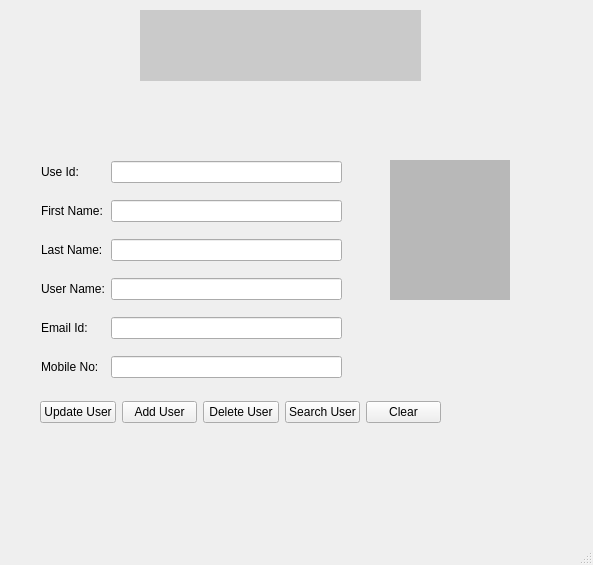
Old version of the form ui/UiAdminPage.ui in the repository sanket1211996/HawkEye.
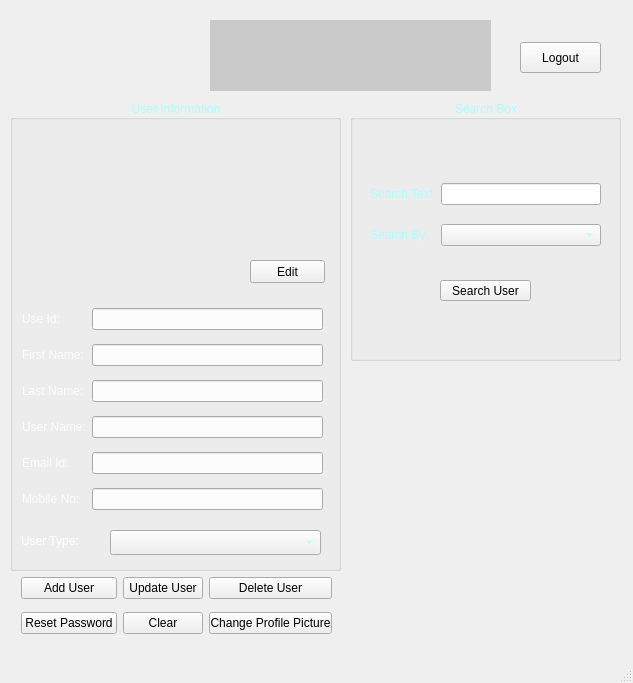
New version of the form. Icons and pictures are not drawn.

Commit message: userpage page 1 changed adminpage all function working only user type combobox code remaining. alert message code added and working.

```diff
--- a/ui/UiAdminPage.ui
+++ b/ui/UiAdminPage.ui
@@ -6,10 +6,16 @@
    <rect>
     <x>0</x>
     <y>0</y>
-    <width>593</width>
-    <height>565</height>
+    <width>633</width>
+    <height>683</height>
    </rect>
   </property>
+  <property name="sizePolicy">
+   <sizepolicy hsizetype="Preferred" vsizetype="Preferred">
+    <horstretch>0</horstretch>
+    <verstretch>0</verstretch>
+   </sizepolicy>
+  </property>
   <property name="windowTitle">
    <string>MainWindow</string>
   </property>
@@ -17,17 +23,30 @@
    <string notr="true"/>
   </property>
   <widget class="QWidget" name="centralwidget">
+   <property name="sizePolicy">
+    <sizepolicy hsizetype="Preferred" vsizetype="Preferred">
+     <horstretch>0</horstretch>
+     <verstretch>0</verstretch>
+    </sizepolicy>
+   </property>
    <property name="styleSheet">
     <string notr="true">QWidget#centralwidget{
 	background-image: url(:/bgi/images/greyMetal.jpg);
 
-}</string>
+}
+
+QLabel{
+	color: rgb(255, 255, 255);
+font: 75 12pt &quot;MS Shell Dlg 2&quot;;
+}
+
+</string>
    </property>
    <widget class="QLabel" name="label_logo">
     <property name="geometry">
      <rect>
-      <x>140</x>
-      <y>10</y>
+      <x>210</x>
+      <y>20</y>
       <width>281</width>
       <height>71</height>
      </rect>
@@ -43,29 +62,230 @@
    <widget class="QLabel" name="label_propic_img">
     <property name="geometry">
      <rect>
-      <x>390</x>
-      <y>160</y>
+      <x>110</x>
+      <y>130</y>
       <width>120</width>
       <height>140</height>
      </rect>
     </property>
+    <property name="sizePolicy">
+     <sizepolicy hsizetype="Preferred" vsizetype="Preferred">
+      <horstretch>0</horstretch>
+      <verstretch>0</verstretch>
+     </sizepolicy>
+    </property>
     <property name="styleSheet">
-     <string notr="true">background-color: rgb(184, 184, 184);</string>
+     <string notr="true">background-image: url(:/icon/images/profilePicture.png);</string>
     </property>
     <property name="text">
      <string/>
     </property>
    </widget>
+   <widget class="QGroupBox" name="groupBox_SearchBox">
+    <property name="geometry">
+     <rect>
+      <x>350</x>
+      <y>100</y>
+      <width>271</width>
+      <height>261</height>
+     </rect>
+    </property>
+    <property name="styleSheet">
+     <string notr="true">font: 75 12pt &quot;MS Shell Dlg 2&quot;;
+color: rgb(170, 255, 255);</string>
+    </property>
+    <property name="title">
+     <string>Search Box</string>
+    </property>
+    <property name="alignment">
+     <set>Qt::AlignCenter</set>
+    </property>
+    <widget class="QWidget" name="layoutWidget">
+     <property name="geometry">
+      <rect>
+       <x>20</x>
+       <y>70</y>
+       <width>231</width>
+       <height>91</height>
+      </rect>
+     </property>
+     <layout class="QGridLayout" name="gridLayout_3">
+      <item row="0" column="0">
+       <widget class="QLabel" name="label_SearchText">
+        <property name="text">
+         <string>Search Text</string>
+        </property>
+       </widget>
+      </item>
+      <item row="0" column="1">
+       <widget class="QLineEdit" name="lineEdit_SearchText"/>
+      </item>
+      <item row="1" column="0">
+       <widget class="QLabel" name="label_SearchBy">
+        <property name="styleSheet">
+         <string notr="true">font: 75 12pt &quot;MS Shell Dlg 2&quot;;
+</string>
+        </property>
+        <property name="text">
+         <string>Search By</string>
+        </property>
+       </widget>
+      </item>
+      <item row="1" column="1">
+       <widget class="QComboBox" name="comboBox_SearchBy"/>
+      </item>
+     </layout>
+    </widget>
+   </widget>
+   <widget class="QPushButton" name="pushButton_searchuser">
+    <property name="geometry">
+     <rect>
+      <x>440</x>
+      <y>280</y>
+      <width>91</width>
+      <height>21</height>
+     </rect>
+    </property>
+    <property name="text">
+     <string>Search User</string>
+    </property>
+   </widget>
+   <widget class="QPushButton" name="pushButton_Edit">
+    <property name="geometry">
+     <rect>
+      <x>250</x>
+      <y>260</y>
+      <width>75</width>
+      <height>23</height>
+     </rect>
+    </property>
+    <property name="text">
+     <string>Edit</string>
+    </property>
+   </widget>
+   <widget class="QGroupBox" name="groupBox">
+    <property name="geometry">
+     <rect>
+      <x>10</x>
+      <y>100</y>
+      <width>331</width>
+      <height>471</height>
+     </rect>
+    </property>
+    <property name="styleSheet">
+     <string notr="true">font: 75 12pt &quot;MS Shell Dlg 2&quot;;
+color: rgb(170, 255, 255);</string>
+    </property>
+    <property name="title">
+     <string>User Information</string>
+    </property>
+    <property name="alignment">
+     <set>Qt::AlignCenter</set>
+    </property>
+    <widget class="QLabel" name="label">
+     <property name="geometry">
+      <rect>
+       <x>11</x>
+       <y>430</y>
+       <width>71</width>
+       <height>21</height>
+      </rect>
+     </property>
+     <property name="styleSheet">
+      <string notr="true">color: rgb(255, 255, 255);</string>
+     </property>
+     <property name="text">
+      <string>User Type:</string>
+     </property>
+    </widget>
+    <widget class="QComboBox" name="comboBox">
+     <property name="geometry">
+      <rect>
+       <x>100</x>
+       <y>430</y>
+       <width>211</width>
+       <height>25</height>
+      </rect>
+     </property>
+    </widget>
+   </widget>
    <widget class="QWidget" name="layoutWidget">
     <property name="geometry">
      <rect>
-      <x>41</x>
-      <y>150</y>
+      <x>21</x>
+      <y>570</y>
+      <width>311</width>
+      <height>71</height>
+     </rect>
+    </property>
+    <layout class="QGridLayout" name="gridLayout_2">
+     <item row="0" column="0">
+      <widget class="QPushButton" name="pushButton_adduser">
+       <property name="text">
+        <string>Add User</string>
+       </property>
+      </widget>
+     </item>
+     <item row="0" column="1">
+      <widget class="QPushButton" name="pushButton_updateuser">
+       <property name="text">
+        <string>Update User</string>
+       </property>
+      </widget>
+     </item>
+     <item row="0" column="2">
+      <widget class="QPushButton" name="pushButton_deleteuser">
+       <property name="text">
+        <string>Delete User</string>
+       </property>
+      </widget>
+     </item>
+     <item row="1" column="0">
+      <widget class="QPushButton" name="pushButton_ResetPassword">
+       <property name="text">
+        <string>Reset Password</string>
+       </property>
+      </widget>
+     </item>
+     <item row="1" column="1">
+      <widget class="QPushButton" name="pushButton_clear">
+       <property name="text">
+        <string>Clear</string>
+       </property>
+      </widget>
+     </item>
+     <item row="1" column="2">
+      <widget class="QPushButton" name="pushButton_changePic">
+       <property name="text">
+        <string>Change Profile Picture</string>
+       </property>
+      </widget>
+     </item>
+    </layout>
+   </widget>
+   <widget class="QPushButton" name="pushButton_Logout">
+    <property name="geometry">
+     <rect>
+      <x>520</x>
+      <y>42</y>
+      <width>81</width>
+      <height>31</height>
+     </rect>
+    </property>
+    <property name="text">
+     <string>Logout</string>
+    </property>
+   </widget>
+   <widget class="QWidget" name="">
+    <property name="geometry">
+     <rect>
+      <x>22</x>
+      <y>300</y>
       <width>301</width>
-      <height>241</height>
+      <height>221</height>
      </rect>
     </property>
-    <layout class="QGridLayout" name="gridLayout">
+    <layout class="QGridLayout" name="gridLayout_4">
      <item row="0" column="0">
       <widget class="QLabel" name="label_userid">
        <property name="styleSheet">
@@ -81,6 +301,9 @@
        <property name="styleSheet">
         <string notr="true">font: 75 12pt &quot;MS Shell Dlg 2&quot;;</string>
        </property>
+       <property name="readOnly">
+        <bool>true</bool>
+       </property>
       </widget>
      </item>
      <item row="1" column="0">
@@ -171,58 +394,15 @@
      </item>
     </layout>
    </widget>
-   <widget class="QWidget" name="layoutWidget">
-    <property name="geometry">
-     <rect>
-      <x>40</x>
-      <y>400</y>
-      <width>401</width>
-      <height>25</height>
-     </rect>
-    </property>
-    <layout class="QHBoxLayout" name="horizontalLayout">
-     <item>
-      <widget class="QPushButton" name="pushButton_updateuser">
-       <property name="text">
-        <string>Update User</string>
-       </property>
-      </widget>
-     </item>
-     <item>
-      <widget class="QPushButton" name="pushButton_adduser">
-       <property name="text">
-        <string>Add User</string>
-       </property>
-      </widget>
-     </item>
-     <item>
-      <widget class="QPushButton" name="pushButton_deleteuser">
-       <property name="text">
-        <string>Delete User</string>
-       </property>
-      </widget>
-     </item>
-     <item>
-      <widget class="QPushButton" name="pushButton_searchuser">
-       <property name="text">
-        <string>Search User</string>
-       </property>
-      </widget>
-     </item>
-     <item>
-      <widget class="QPushButton" name="pushButton_clear">
-       <property name="text">
-        <string>Clear</string>
-       </property>
-      </widget>
-     </item>
-    </layout>
-    <zorder>pushButton_clear</zorder>
-    <zorder>pushButton_searchuser</zorder>
-    <zorder>pushButton_deleteuser</zorder>
-    <zorder>pushButton_adduser</zorder>
-    <zorder>pushButton_updateuser</zorder>
-   </widget>
+   <zorder>groupBox</zorder>
+   <zorder>groupBox_SearchBox</zorder>
+   <zorder>pushButton_searchuser</zorder>
+   <zorder>label_logo</zorder>
+   <zorder>label_propic_img</zorder>
+   <zorder>layoutWidget</zorder>
+   <zorder>layoutWidget</zorder>
+   <zorder>pushButton_Edit</zorder>
+   <zorder>pushButton_Logout</zorder>
   </widget>
   <widget class="QMenuBar" name="menubar">
    <property name="geometry">
```
Left out of the diff: 8 changed lines with no effect on the pictures. The commit also changes 9 other files.
